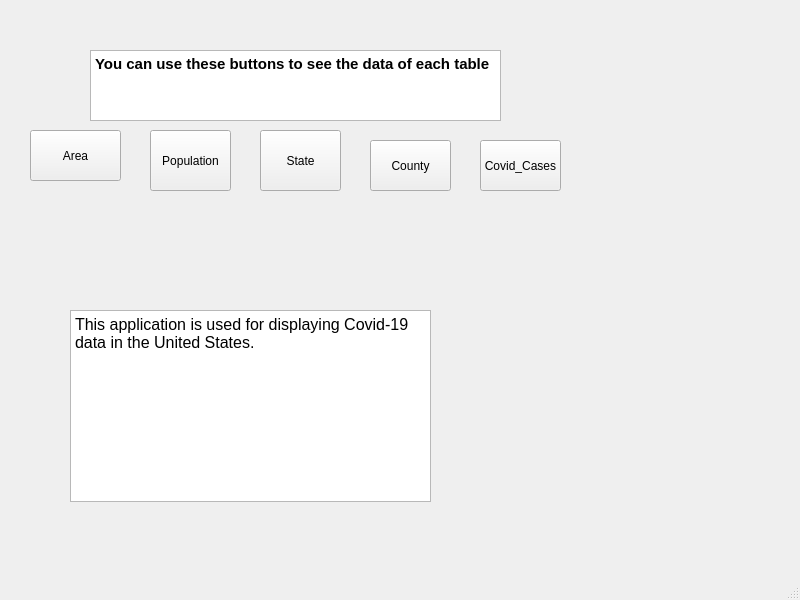
First picture: the form in CSE412_UI/main.ui, repository devi1X/CSE412_DatabaseProject, before the edit.
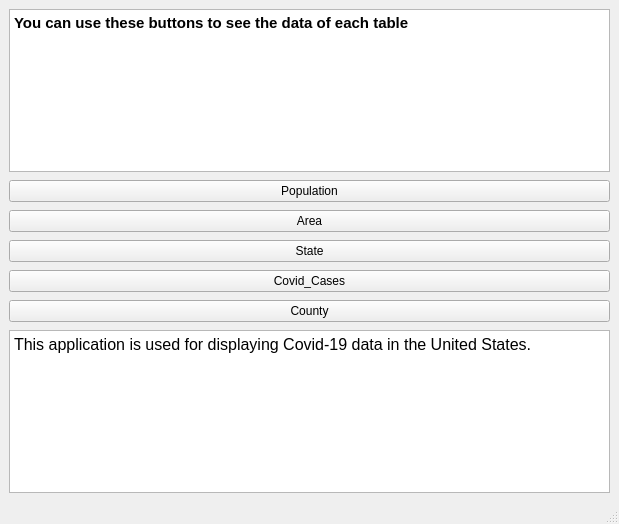
Second picture: the form after the edit.

Commit message: modify UI, set layout

```diff
--- a/CSE412_UI/main.ui
+++ b/CSE412_UI/main.ui
@@ -6,14 +6,14 @@
    <rect>
     <x>0</x>
     <y>0</y>
-    <width>800</width>
-    <height>600</height>
+    <width>619</width>
+    <height>524</height>
    </rect>
   </property>
   <property name="sizePolicy">
    <sizepolicy hsizetype="Maximum" vsizetype="Maximum">
-    <horstretch>100</horstretch>
-    <verstretch>100</verstretch>
+    <horstretch>0</horstretch>
+    <verstretch>0</verstretch>
    </sizepolicy>
   </property>
   <property name="contextMenuPolicy">
@@ -26,15 +26,20 @@
    <bool>false</bool>
   </property>
   <widget class="QWidget" name="centralwidget">
+   <layout class="QGridLayout" name="gridLayout">
+    <item row="0" column="0">
+     <layout class="QVBoxLayout" name="verticalLayout" stretch="0,0,0,0,0,0,0">
+      <property name="spacing">
+       <number>8</number>
+      </property>
+      <property name="sizeConstraint">
+       <enum>QLayout::SetMinimumSize</enum>
+      </property>
+      <property name="leftMargin">
+       <number>0</number>
+      </property>
+      <item>
    <widget class="QTextBrowser" name="textBrowser">
-    <property name="geometry">
-     <rect>
-      <x>90</x>
-      <y>50</y>
-      <width>411</width>
-      <height>71</height>
-     </rect>
-    </property>
     <property name="html">
      <string>&lt;!DOCTYPE HTML PUBLIC &quot;-//W3C//DTD HTML 4.0//EN&quot; &quot;http://www.w3.org/TR/REC-html40/strict.dtd&quot;&gt;
 &lt;html&gt;&lt;head&gt;&lt;meta name=&quot;qrichtext&quot; content=&quot;1&quot; /&gt;&lt;style type=&quot;text/css&quot;&gt;
@@ -43,80 +48,44 @@
 &lt;p style=&quot; margin-top:0px; margin-bottom:0px; margin-left:0px; margin-right:0px; -qt-block-indent:0; text-indent:0px;&quot;&gt;&lt;span style=&quot; font-size:11pt; font-weight:600;&quot;&gt;You can use these buttons to see the data of each table&lt;/span&gt;&lt;/p&gt;&lt;/body&gt;&lt;/html&gt;</string>
     </property>
    </widget>
-   <widget class="QPushButton" name="Area">
-    <property name="geometry">
-     <rect>
-      <x>30</x>
-      <y>130</y>
-      <width>91</width>
-      <height>51</height>
-     </rect>
-    </property>
-    <property name="text">
-     <string>Area</string>
-    </property>
-   </widget>
+      </item>
+      <item>
    <widget class="QPushButton" name="Population">
-    <property name="geometry">
-     <rect>
-      <x>150</x>
-      <y>130</y>
-      <width>81</width>
-      <height>61</height>
-     </rect>
-    </property>
     <property name="text">
      <string>Population</string>
     </property>
    </widget>
+      </item>
+      <item>
+       <widget class="QPushButton" name="Area">
+        <property name="text">
+         <string>Area</string>
+        </property>
+       </widget>
+      </item>
+      <item>
    <widget class="QPushButton" name="State">
-    <property name="geometry">
-     <rect>
-      <x>260</x>
-      <y>130</y>
-      <width>81</width>
-      <height>61</height>
-     </rect>
-    </property>
     <property name="text">
      <string>State</string>
     </property>
    </widget>
-   <widget class="QPushButton" name="County">
-    <property name="geometry">
-     <rect>
-      <x>370</x>
-      <y>140</y>
-      <width>81</width>
-      <height>51</height>
-     </rect>
-    </property>
-    <property name="text">
-     <string>County</string>
-    </property>
-   </widget>
+      </item>
+      <item>
    <widget class="QPushButton" name="Covid_Cases">
-    <property name="geometry">
-     <rect>
-      <x>480</x>
-      <y>140</y>
-      <width>81</width>
-      <height>51</height>
-     </rect>
-    </property>
     <property name="text">
      <string>Covid_Cases</string>
     </property>
    </widget>
+      </item>
+      <item>
+       <widget class="QPushButton" name="County">
+        <property name="text">
+         <string>County</string>
+        </property>
+       </widget>
+      </item>
+      <item>
    <widget class="QTextBrowser" name="textBrowser_2">
-    <property name="geometry">
-     <rect>
-      <x>70</x>
-      <y>310</y>
-      <width>361</width>
-      <height>192</height>
-     </rect>
-    </property>
     <property name="html">
      <string>&lt;!DOCTYPE HTML PUBLIC &quot;-//W3C//DTD HTML 4.0//EN&quot; &quot;http://www.w3.org/TR/REC-html40/strict.dtd&quot;&gt;
 &lt;html&gt;&lt;head&gt;&lt;meta name=&quot;qrichtext&quot; content=&quot;1&quot; /&gt;&lt;style type=&quot;text/css&quot;&gt;
@@ -125,6 +94,10 @@
 &lt;p style=&quot; margin-top:0px; margin-bottom:0px; margin-left:0px; margin-right:0px; -qt-block-indent:0; text-indent:0px;&quot;&gt;&lt;span style=&quot; font-size:12pt;&quot;&gt;This application is used for displaying Covid-19 data in the United States. &lt;/span&gt;&lt;/p&gt;&lt;/body&gt;&lt;/html&gt;</string>
     </property>
    </widget>
+      </item>
+     </layout>
+    </item>
+   </layout>
   </widget>
   <widget class="QStatusBar" name="statusbar"/>
  </widget>
```
Left out of the diff: 6 changed lines with no effect on the pictures. Lines whose indentation alone changed are shown as unchanged. The commit also changes 6 other files.
